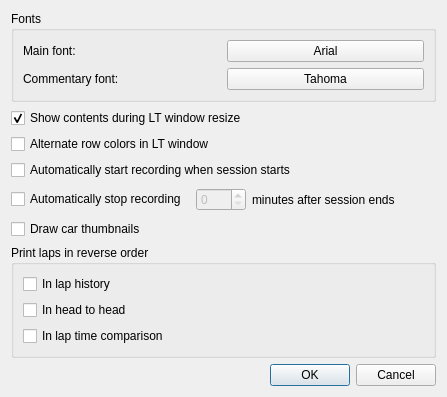
This is ui/preferencesdialog.ui in gronberg/f1lt as Qt 5 draws it before an edit. The edited form follows.
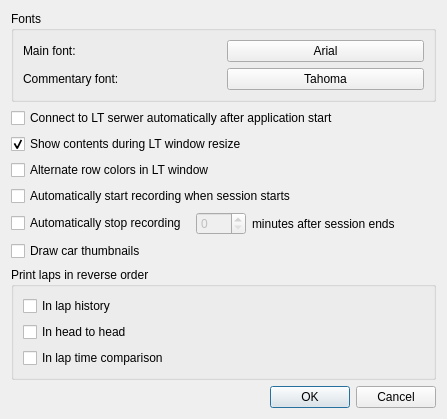
This is the edited form. Icons and pictures are not drawn.

Commit message: implemented auto-reconnect, added option to disable auto-connection during startup, added startup screen

Diff of the .ui file:
```diff
--- a/ui/preferencesdialog.ui
+++ b/ui/preferencesdialog.ui
@@ -58,6 +58,13 @@
      </layout>
     </widget>
    </item>
+   <item>
+    <widget class="QCheckBox" name="autoConnectBox">
+     <property name="text">
+      <string>Connect to LT serwer automatically after application start</string>
+     </property>
+    </widget>
+   </item>
    <item>
     <widget class="QCheckBox" name="ltCheckBox">
      <property name="text">
```
The commit also changes 28 other files.
